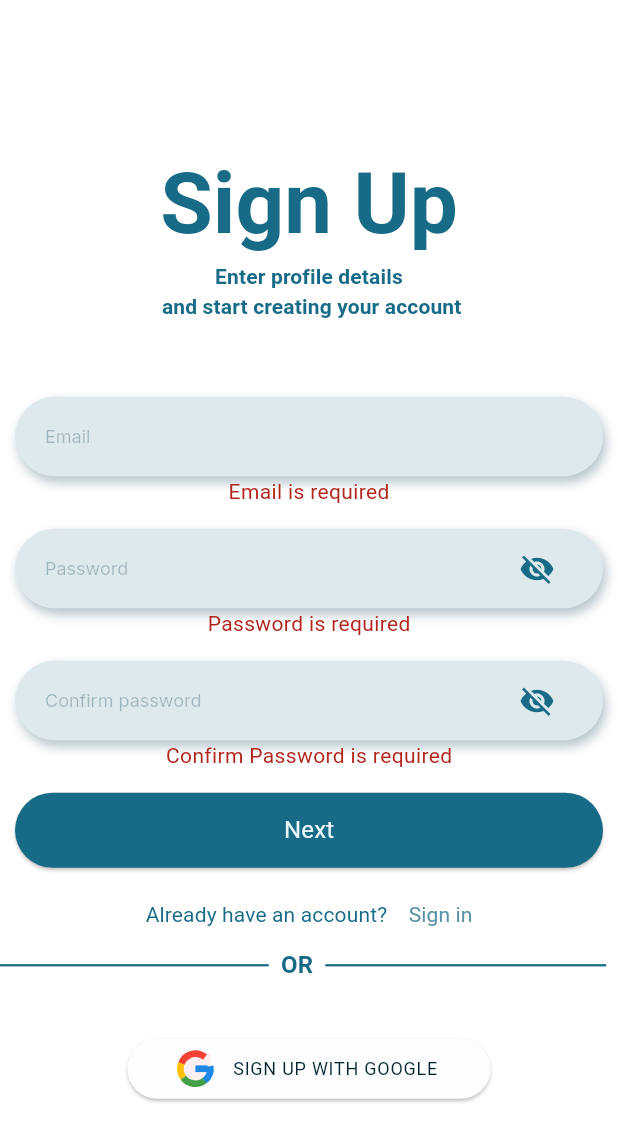
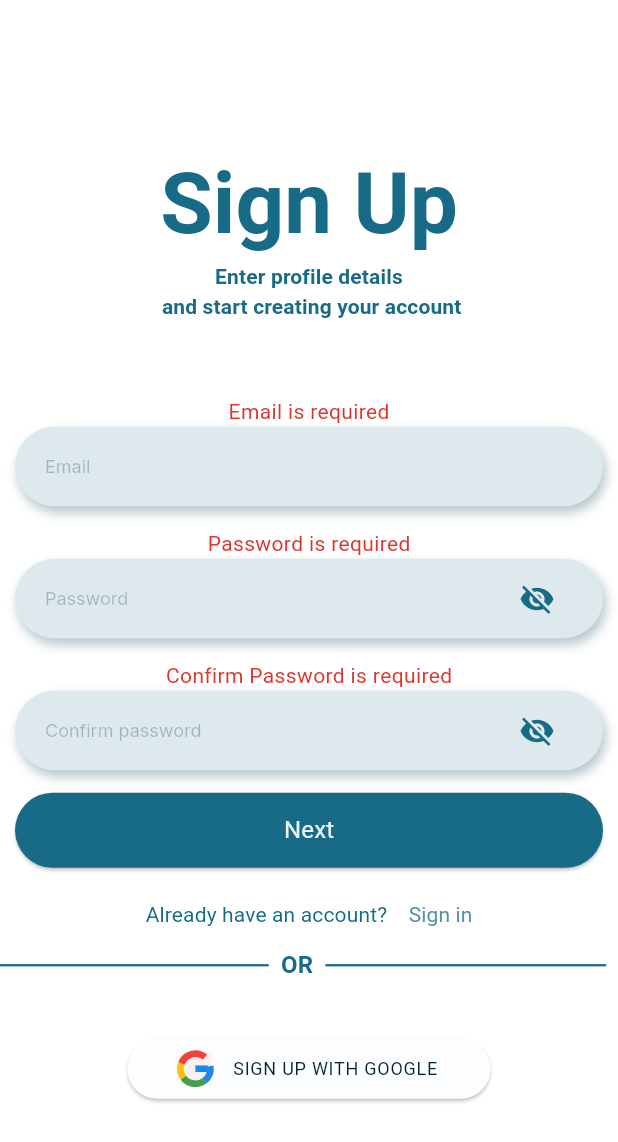
Before and after one commit to Fitrackk/fiTrack, a Flutter app: the screen it shows after launch, after a tap on "Next", on a phone screen of 412 x 824 dp. Shown: the top 1142 px of the screen. Run offline on Flutter 3.47's test engine with Material 3 defaults, Android fonts, the phone set to English and light mode, and no system bars; our stand-ins replace cloud_firestore, firebase_auth, firebase_core, google_fonts, google_sign_in; accounts and stored records are empty.

Commit message:
edit errors place & color.

```diff
--- a/lib/views/sign_up_page.dart
+++ b/lib/views/sign_up_page.dart
@@ -7,7 +7,7 @@ import 'package:flutter/gestures.dart';
 import 'package:flutter/material.dart';
 
 class SignUp extends StatefulWidget {
-  const SignUp({super.key});
+  const SignUp({Key? key}) : super(key: key);
 
   @override
   State<SignUp> createState() => _SignUpState();
@@ -49,40 +49,52 @@ class _SignUpState extends State<SignUp> {
                   ),
                 ),
                 const SizedBox(height: 50),
+                Column(
+                  children: [
+                    if (_authService.emailError.isNotEmpty)
+                      Text(
+                        _authService.emailError,
+                        style: const TextStyle(color: FitColors.error50),
+                      ),
                     CustomTextField(
                       labelText: 'Email',
                       showIcon: false,
                       obscureText: false,
                       controller: emailController,
                     ),
-                if (_authService.emailError.isNotEmpty)
-                  Text(
-                    _authService.emailError,
-                    style: const TextStyle(color: FitColors.error40),
+                  ],
                 ),
                 const SizedBox(height: 15),
+                Column(
+                  children: [
+                    if (_authService.passwordError.isNotEmpty)
+                      Text(
+                        _authService.passwordError,
+                        style: const TextStyle(color: FitColors.error50),
+                      ),
                     CustomTextField(
                       labelText: 'Password',
                       obscureText: true,
                       controller: passwordController,
                       showIcon: true,
                     ),
-                if (_authService.passwordError.isNotEmpty)
-                  Text(
-                    _authService.passwordError,
-                    style: const TextStyle(color: FitColors.error40),
+                  ],
                 ),
                 const SizedBox(height: 15),
+                Column(
+                  children: [
+                    if (_authService.confirmPasswordError.isNotEmpty)
+                      Text(
+                        _authService.confirmPasswordError,
+                        style: const TextStyle(color: FitColors.error50),
+                      ),
                     CustomTextField(
                       labelText: 'Confirm password',
                       obscureText: true,
                       controller: confirmPasswordController,
                       showIcon: true,
                     ),
-                if (_authService.confirmPasswordError.isNotEmpty)
-                  Text(
-                    _authService.confirmPasswordError,
-                    style: const TextStyle(color: FitColors.error40),
+                  ],
                 ),
                 const SizedBox(height: 15),
                 Container(
```
Lines whose indentation alone changed are shown as unchanged.
